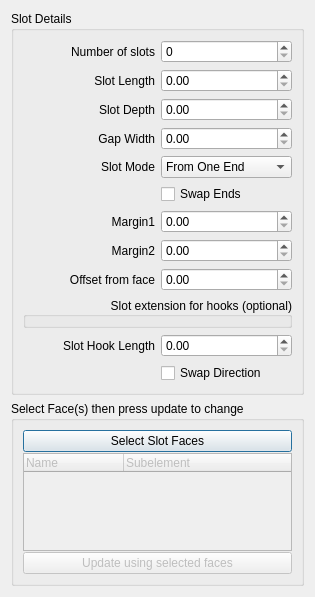
This is dialogs/slots.ui in Eskibrew/LaserBoxTools as Qt 5 draws it before an edit. The edited form follows.
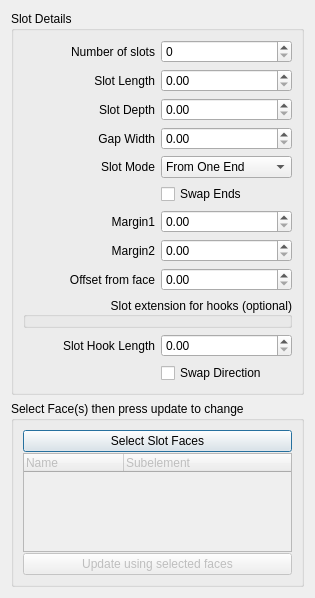
This is the edited form.

Commit message: 1) Living hinge, set initial depth to 0 and when depth is set to 0 to be 75% width. 2) If num tabs/slots, tab/slot width and gap width are all zero, default to 10 tabs/slots and equal widths. 3) Automatically limit the maximum tab taper rather than throwing an error. 4) Limit the hook radius to ensure we do not consume edges. 5) Correct tab order in Tabs and Slots dialogs. 6) Check on FreeCAD 1.1rc2 - seems fine.

Diff of the .ui file:
```diff
--- a/dialogs/slots.ui
+++ b/dialogs/slots.ui
@@ -7,7 +7,7 @@
     <x>0</x>
     <y>0</y>
     <width>315</width>
-    <height>597</height>
+    <height>598</height>
    </rect>
   </property>
   <property name="windowTitle">
```
Left out of the diff: 10 changed lines with no effect on the pictures. The commit also changes 5 other files.
